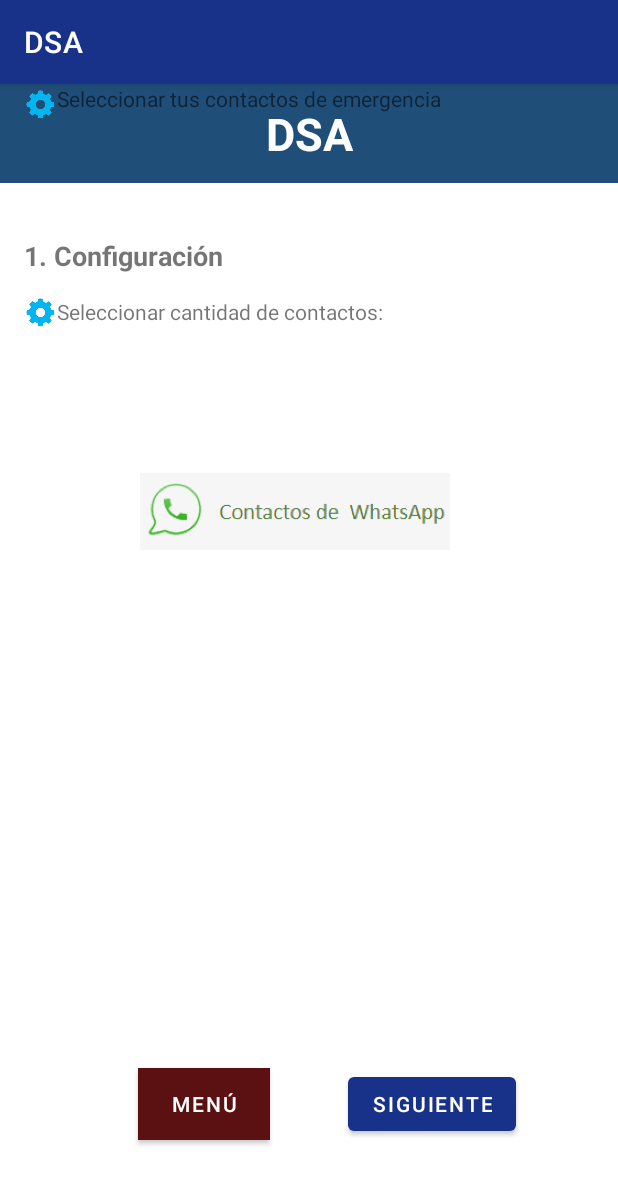
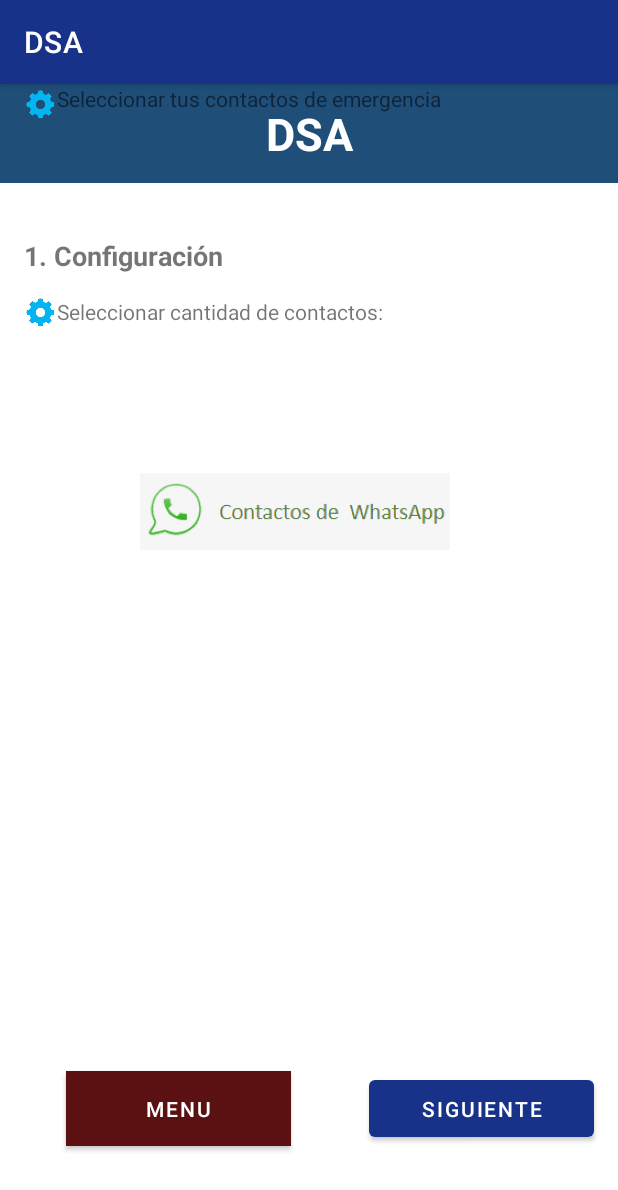
Before and after one commit to karlaVane/DSA, an Android app: the ComoFunciona_1 screen opened directly, with no data from a screen before it, on a phone screen of 412 x 824 dp. Shown: the top 1190 px of the screen. Run offline under Robolectric (Android 15) with nearby library versions, the light colour scheme and no system bars.

Commit message:
Como usar

```diff
--- a/app/src/main/java/com/ksld/appemergencia/ComoFunciona_3.java
+++ b/app/src/main/java/com/ksld/appemergencia/ComoFunciona_3.java
@@ -16,7 +16,7 @@ public class ComoFunciona_3 extends AppCompatActivity {
     @Override
     protected void onCreate(Bundle savedInstanceState) {
         super.onCreate(savedInstanceState);
-        setContentView(R.layout.activity_como_funciona_2);
+        setContentView(R.layout.activity_como_funciona_3);
     }
 
     public void menu(View vista){
--- a/app/src/main/res/layout/activity_como_funciona_1.xml
+++ b/app/src/main/res/layout/activity_como_funciona_1.xml
@@ -91,29 +91,30 @@
 
     <Button
         android:id="@+id/button"
-        android:layout_width="wrap_content"
-        android:layout_height="wrap_content"
-        android:layout_marginStart="92dp"
-        android:layout_marginLeft="92dp"
-        android:layout_marginBottom="64dp"
+        android:layout_width="150dp"
+        android:layout_height="50dp"
+        android:layout_marginStart="44dp"
+        android:layout_marginLeft="44dp"
+        android:layout_marginBottom="60dp"
         android:background="#B82121"
         android:onClick="menu"
-        android:text="Menú"
+        android:text="Menu"
         app:backgroundTint="#5B1111"
         app:layout_constraintBottom_toBottomOf="parent"
         app:layout_constraintStart_toStartOf="parent" />
 
     <Button
         android:id="@+id/button2"
-        android:layout_width="wrap_content"
-        android:layout_height="wrap_content"
+        android:layout_width="150dp"
+        android:layout_height="50dp"
         android:layout_marginEnd="16dp"
         android:layout_marginRight="16dp"
-        android:layout_marginBottom="64dp"
+        android:layout_marginBottom="60dp"
         android:onClick="siguiente"
         android:text="Siguiente"
         app:layout_constraintBottom_toBottomOf="parent"
         app:layout_constraintEnd_toEndOf="parent"
+        app:layout_constraintHorizontal_bias="1.0"
         app:layout_constraintStart_toEndOf="@+id/button" />
 
 </androidx.constraintlayout.widget.ConstraintLayout>
--- a/app/src/main/res/layout/content_como_funciona_3.xml
+++ /dev/null
@@ -1,6 +0,0 @@
-<?xml version="1.0" encoding="utf-8"?>
-<androidx.constraintlayout.widget.ConstraintLayout xmlns:android="http://schemas.android.com/apk/res/android"
-    xmlns:app="http://schemas.android.com/apk/res-auto"
-    android:layout_width="match_parent"
-    android:layout_height="match_parent"
-    app:layout_behavior="@string/appbar_scrolling_view_behavior"></androidx.constraintlayout.widget.ConstraintLayout>
```
